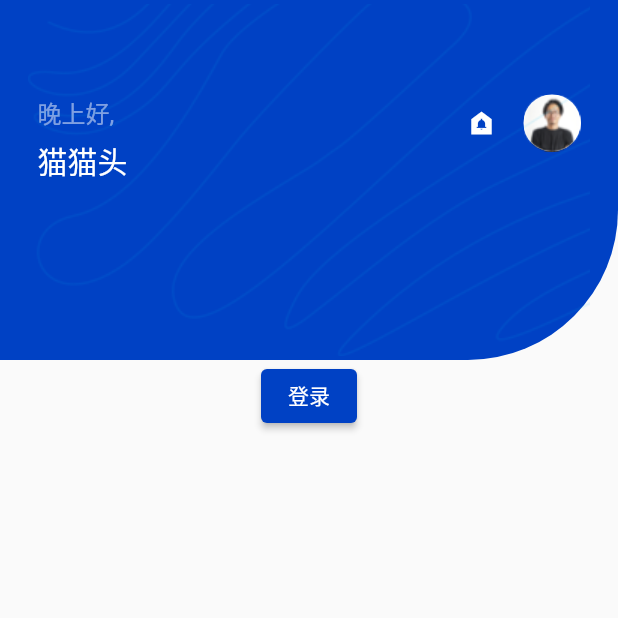
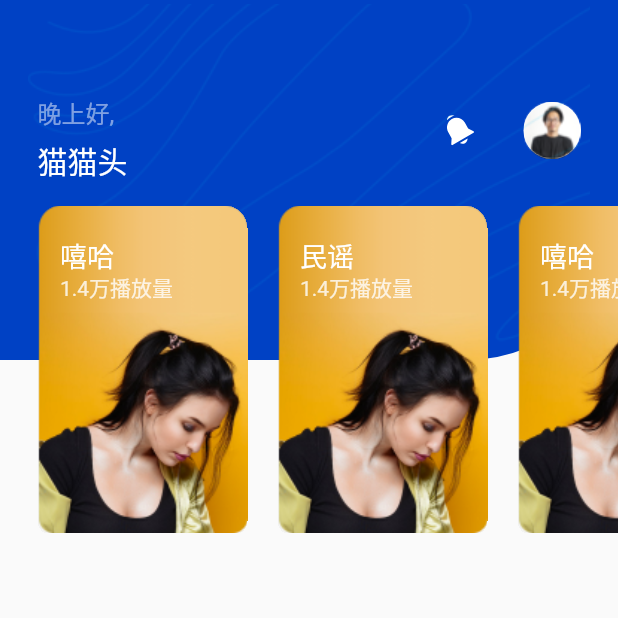
Before and after one commit to GnaixEuy/CatHat-Music-FrontEnd-APP, a Flutter app: the screen it shows after launch, on a phone screen of 412 x 824 dp, the top half of it. Run offline on Flutter 3.47's test engine with Material 2 defaults, Android fonts, the phone set to English and light mode, and no system bars; our stand-ins replace flutter_svg.

Commit message:
:bento: 添加了静态；添加了横幅Card

```diff
--- a/lib/main.dart
+++ b/lib/main.dart
@@ -1,5 +1,5 @@
-import 'package:cathat_music_app/pages/home.dart';
-import 'package:cathat_music_app/pages/login.dart';
+import 'package:cathat_music_app/pages/home/home_page.dart';
+import 'package:cathat_music_app/pages/login/login_page.dart';
 import 'package:cathat_music_app/theme.dart';
 import 'package:flutter/material.dart';
 
@@ -22,8 +22,8 @@ class CatHatMusic extends StatelessWidget {
       ),
       initialRoute: '/',
       routes: {
-        '/': (context) => const Home(),
-        '/login': (context) => const Login()
+        '/': (context) => const HomePage(),
+        '/login': (context) => const LoginPage()
       },
     );
   }
--- a/lib/pages/home.dart
+++ /dev/null
@@ -1,23 +0,0 @@
-import 'package:cathat_music_app/widget/header.dart';
-import 'package:flutter/cupertino.dart';
-import 'package:flutter/material.dart';
-
-class Home extends StatelessWidget {
-  const Home({Key? key}) : super(key: key);
-
-  @override
-  Widget build(BuildContext context) {
-    return Scaffold(
-        body: Column(
-      children: <Widget>[
-        Header(),
-        ElevatedButton(
-          onPressed: () {
-            Navigator.pushNamed(context, '/login');
-          },
-          child: Text("登录"),
-        )
-      ],
-    ));
-  }
-}
--- /dev/null
+++ b/lib/pages/home/category_banner.dart
@@ -0,0 +1,34 @@
+import 'package:flutter/material.dart';
+
+import 'category_card.dart';
+
+class CategoryBanner extends StatelessWidget {
+  const CategoryBanner({Key? key}) : super(key: key);
+
+  @override
+  Widget build(BuildContext context) {
+    return SingleChildScrollView(
+      scrollDirection: Axis.horizontal,
+      padding: const EdgeInsets.only(left: 25),
+      child: Row(
+        children: <Widget>[
+          CategoryBannerCard(
+              title: '嘻哈',
+              description: '1.4万播放量',
+              image: 'assets/images/banner.png',
+              onPress: () {}),
+          CategoryBannerCard(
+              title: '民谣',
+              description: '1.4万播放量',
+              image: 'assets/images/banner.png',
+              onPress: () {}),
+          CategoryBannerCard(
+              title: '嘻哈',
+              description: '1.4万播放量',
+              image: 'assets/images/banner.png',
+              onPress: () {}),
+        ],
+      ),
+    );
+  }
+}
--- /dev/null
+++ b/lib/pages/home/category_card.dart
@@ -0,0 +1,61 @@
+import 'package:flutter/material.dart';
+
+class CategoryBannerCard extends StatelessWidget {
+  const CategoryBannerCard(
+      {Key? key,
+      required this.title,
+      required this.description,
+      required this.image,
+      required this.onPress})
+      : super(key: key);
+
+  final String title;
+  final String description;
+  final String image;
+  final VoidCallback onPress;
+
+  @override
+  Widget build(BuildContext context) {
+    return Container(
+      width: 140,
+      height: 220,
+      clipBehavior: Clip.hardEdge,
+      decoration: const BoxDecoration(
+          borderRadius: BorderRadius.only(
+              topLeft: Radius.circular(15),
+              topRight: Radius.circular(15),
+              bottomLeft: Radius.circular(10),
+              bottomRight: Radius.circular(10))),
+      margin: const EdgeInsets.only(right: 20),
+      child: GestureDetector(
+        onTap: onPress,
+        child: Stack(
+          children: <Widget>[
+            Image.asset(image),
+            Positioned(
+              left: 15,
+              top: 20,
+              child: Column(
+                crossAxisAlignment: CrossAxisAlignment.start,
+                children: [
+                  Text(
+                    title,
+                    style: const TextStyle(
+                        color: Colors.white, fontSize: 18, height: 1.5),
+                  ),
+                  Text(
+                    description,
+                    style: TextStyle(
+                        color: Colors.white.withOpacity(.8),
+                        fontSize: 14,
+                        height: 1.2),
+                  ),
+                ],
+              ),
+            )
+          ],
+        ),
+      ),
+    );
+  }
+}
--- /dev/null
+++ b/lib/pages/home/header.dart
@@ -0,0 +1,27 @@
+import 'package:cathat_music_app/pages/home/category_banner.dart';
+import 'package:cathat_music_app/pages/home/notification_area.dart';
+import 'package:flutter/material.dart';
+
+class Header extends StatelessWidget {
+  const Header({Key? key}) : super(key: key);
+
+  @override
+  Widget build(BuildContext context) {
+    Size screenSize = MediaQuery.of(context).size;
+    return SizedBox(
+      width: screenSize.width,
+      height: 357,
+      child: Stack(children: <Widget>[
+        NotificationArea(screenSize: screenSize),
+        Column(
+          children: const <Widget>[
+            SizedBox(
+              height: 137,
+            ),
+            CategoryBanner(),
+          ],
+        )
+      ]),
+    );
+  }
+}
--- /dev/null
+++ b/lib/pages/home/home_page.dart
@@ -0,0 +1,17 @@
+import 'package:cathat_music_app/pages/home/header.dart';
+import 'package:flutter/cupertino.dart';
+import 'package:flutter/material.dart';
+
+class HomePage extends StatelessWidget {
+  const HomePage({Key? key}) : super(key: key);
+
+  @override
+  Widget build(BuildContext context) {
+    return Scaffold(
+        body: Column(
+      children: const <Widget>[
+        Header(),
+      ],
+    ));
+  }
+}
--- a/lib/widget/header.dart
+++ b/lib/pages/home/notification_area.dart
@@ -1,14 +1,17 @@
+import 'package:cathat_music_app/theme.dart';
 import 'package:flutter/material.dart';
+import 'package:flutter_svg/svg.dart';
 
-import '../theme.dart';
+class NotificationArea extends StatelessWidget {
+  const NotificationArea({
+    Key? key,
+    required this.screenSize,
+  }) : super(key: key);
 
-class Header extends StatelessWidget {
-  const Header({Key? key}) : super(key: key);
-
+  final Size screenSize;
 
   @override
   Widget build(BuildContext context) {
-    Size screenSize = MediaQuery.of(context).size;
     return Stack(
       children: <Widget>[
         Container(
@@ -18,7 +21,7 @@ class Header extends StatelessWidget {
             decoration: const BoxDecoration(
                 color: primary,
                 borderRadius:
-                BorderRadius.only(bottomRight: Radius.circular(100))),
+                    BorderRadius.only(bottomRight: Radius.circular(100))),
             child: Container(
                 padding: const EdgeInsets.only(
                     top: 19, bottom: 19, right: 25, left: 25),
@@ -39,35 +42,40 @@ class Header extends StatelessWidget {
                                 fontSize: 16,
                               ),
                             ),
-                            SizedBox(height: 5,),
-                            Text("猫猫头", style: TextStyle(
-                                fontSize: 20,
-                                color: Colors.white,
-                                fontWeight: FontWeight.w500
-                            ),)
+                            const SizedBox(
+                              height: 5,
+                            ),
+                            const Text(
+                              "猫猫头",
+                              style: TextStyle(
+                                  fontSize: 20,
+                                  color: Colors.white,
+                                  fontWeight: FontWeight.w500),
+                            )
                           ],
                         ),
                         const Spacer(),
                         Row(
                           crossAxisAlignment: CrossAxisAlignment.center,
                           children: <Widget>[
-                            Icon(
-                              Icons.doorbell_sharp,
-                              color: Colors.white,
-                              size: 20.0,
+                            IconButton(
+                                onPressed: () {},
+                                icon:
+                                    SvgPicture.asset('assets/icons/bell.svg')),
+                            const SizedBox(
+                              width: 18,
                             ),
-                            const SizedBox(width: 18,),
                             Container(
                               width: 38,
                               height: 38,
                               decoration: BoxDecoration(
                                   color: Colors.white,
-                                  borderRadius: BorderRadius.circular(19)
-                              ),
-                              child: Image(
+                                  borderRadius: BorderRadius.circular(19)),
+                              child: const Image(
                                   width: 38,
                                   height: 38,
-                                  image: const AssetImage('lib/assets/images/avatar.png')),
+                                  image:
+                                      AssetImage('assets/images/avatar.png')),
                             )
                           ],
                         )
@@ -79,7 +87,7 @@ class Header extends StatelessWidget {
             child: Image(
                 width: screenSize.width,
                 height: 240,
-                image: const AssetImage('lib/assets/images/bg.png')))
+                image: const AssetImage('assets/images/bg.png')))
       ],
     );
   }
--- a/lib/pages/login.dart
+++ b/lib/pages/login/login_page.dart
@@ -2,14 +2,14 @@ import 'package:cathat_music_app/theme.dart';
 import 'package:cathat_music_app/widget/login_form.dart';
 import 'package:flutter/material.dart';
 
-class Login extends StatefulWidget {
-  const Login({Key? key}) : super(key: key);
+class LoginPage extends StatefulWidget {
+  const LoginPage({Key? key}) : super(key: key);
 
   @override
-  State createState() => _LoginState();
+  State createState() => _LoginPageState();
 }
 
-class _LoginState extends State<Login> with TickerProviderStateMixin {
+class _LoginPageState extends State<LoginPage> with TickerProviderStateMixin {
   late TabController _tabController;
 
   @override
```
Also changed, not shown: pubspec.yaml (+3 -7 lines), assets/icons/bell.svg (added), assets/images/album.png (added), assets/images/avatar.png (renamed from lib/assets/images/avatar.png), assets/images/banner.png (added), assets/images/banner@2x.png (added), assets/images/bg.png (renamed from lib/assets/images/bg.png), assets/images/musician-photo.png (added), pubspec.lock.
